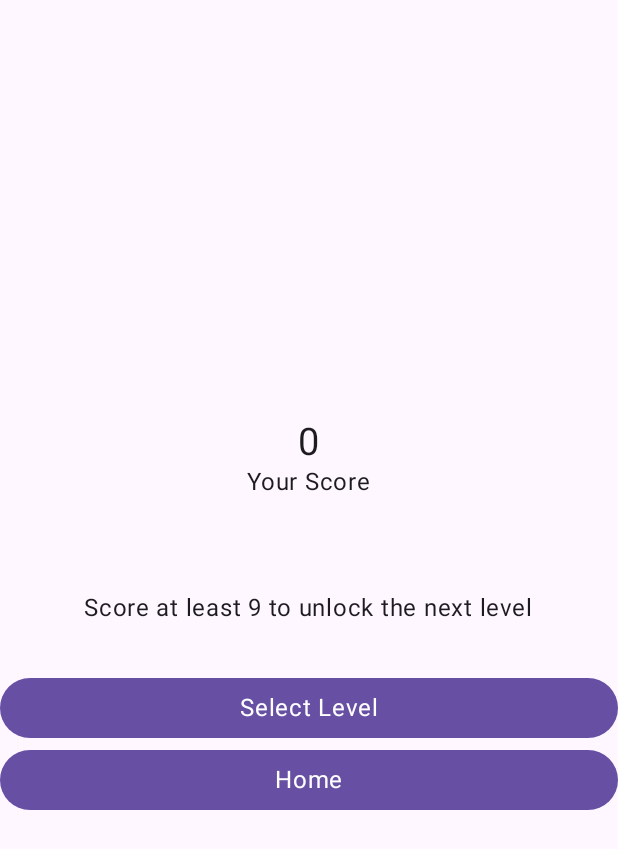
After one commit to Jbass-101/Bible_Quizer_Android, an Android app built with Jetpack Compose: the composable ScoreScreenContents called with empty values, on a phone screen of 412 x 824 dp. The commit adds this screen. Shown: the top 849 px of the screen. Run offline under Robolectric (Android 15) with nearby library versions, the phone set to English and light mode, and no system bars; our stand-ins replace Firebase (no records; nobody signed in at launch, a user with empty details on screens opened directly).

Commit message:
Score Screen

```diff
--- a/app/src/main/java/com/jbaloji/biblequiz/presentation/features/timedQuiz/score/ScoreScreenViewModel.kt
+++ b/app/src/main/java/com/jbaloji/biblequiz/presentation/features/timedQuiz/score/ScoreScreenViewModel.kt
@@ -32,7 +32,6 @@ class ScoreScreenViewModel @Inject constructor(
 
         if (currentScore > savedScore){
               updateData(currentScore)
-
         }
     }
 
--- /dev/null
+++ b/app/src/main/java/com/jbaloji/biblequiz/presentation/features/timedQuiz/score/components/ScoreScreenContents.kt
@@ -0,0 +1,65 @@
+package com.jbaloji.biblequiz.presentation.features.timedQuiz.score.components
+
+import androidx.compose.foundation.layout.*
+import androidx.compose.material3.Surface
+import androidx.compose.material3.Text
+import androidx.compose.runtime.Composable
+import androidx.compose.ui.Alignment
+import androidx.compose.ui.Modifier
+import androidx.compose.ui.tooling.preview.Preview
+import androidx.compose.ui.unit.dp
+import androidx.compose.ui.unit.sp
+import com.jbaloji.biblequiz.components.GenericButton
+
+@Composable
+fun ScoreScreenContents(
+    score: Int,
+    onNavigateToHome: () -> Unit,
+    onNavigateToLevels: () -> Unit,
+){
+
+    Surface(
+        modifier = Modifier.fillMaxSize()
+    ) {
+        Column(
+            verticalArrangement = Arrangement.Center,
+            horizontalAlignment = Alignment.CenterHorizontally,
+            modifier = Modifier
+                .fillMaxSize(1f)
+
+        ) {
+            Text(
+                text = score.toString(),
+                fontSize = 25.sp
+            )
+            Text(
+                text = "Your Score"
+            )
+            Spacer(modifier = Modifier.padding(30.dp))
+            if (score > 8) {
+                Text(text = "New level unlocked!")
+            } else {
+                Text(text = "Score at least 9 to unlock the next level")
+            }
+            Spacer(modifier = Modifier.padding(15.dp))
+            GenericButton(
+                text = "Select Level",
+                action = onNavigateToLevels
+            )
+            GenericButton(
+                text = "Home",
+                action = onNavigateToHome
+            )
+
+        }
+    }
+
+}
+
+@Preview(name = "Score Screen")
+@Composable
+fun Score_Screen(){
+    ScoreScreenContents(score = 15, onNavigateToHome = { /*TODO*/ }) {
+
+    }
+}
```
Also changed, not shown: app/src/main/java/com/jbaloji/biblequiz/presentation/features/timedQuiz/score/ScoreScreen.kt (+7 -37 lines).
